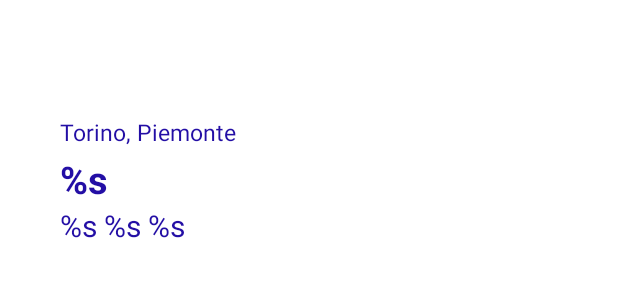
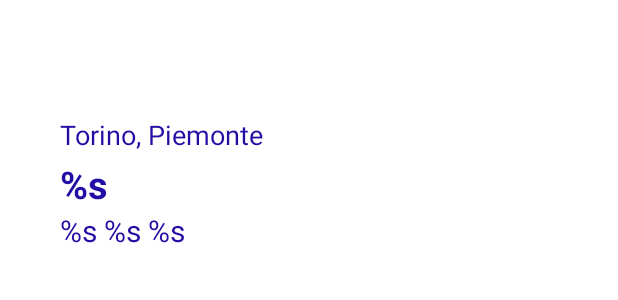
Before and after one commit to develhope/forecast_app_android3_team1, an Android app: the layout item_title.xml on its own in the app's theme, with its tools: preview values and no code run, on a phone screen of 412 x 824 dp. Shown: the top 300 px of the screen. Run offline under Robolectric (Android 15) with nearby library versions, the phone set to English and light mode, and no system bars.

Commit message:
other bug fix

```diff
--- a/app/src/main/java/co/develhope/meteoapp/ui/adapter/specificday/TitleViewHolder.kt
+++ b/app/src/main/java/co/develhope/meteoapp/ui/adapter/specificday/TitleViewHolder.kt
@@ -13,9 +13,9 @@ class TitleViewHolder(private val view: View) : RecyclerView.ViewHolder(view) {
     private val placeTitle: TextView = view.findViewById(R.id.title_place)
 
     fun bind(detailsTitle: SpecyfDayScreenItem.DetailsTitle) {
-        dayTitle.text =  "${detailsTitle.titleForecast.place.city},${detailsTitle.titleForecast.place.region}"
+        placeTitle.text =  "${detailsTitle.titleForecast.place.city},${detailsTitle.titleForecast.place.region}"
         dataTitle.text = itemView.context.getString(R.string.data_today, detailsTitle.titleForecast.date.dayOfWeek.name, detailsTitle.titleForecast.date.dayOfMonth.toString(),detailsTitle.titleForecast.date.month.name)
-        placeTitle.text = itemView.context.getString(R.string.simbol_virgola, detailsTitle.titleForecast.place,detailsTitle.titleForecast.place)
+        dayTitle.text = "Oggi,"
 
     }
 
--- a/app/src/main/res/layout/item_title.xml
+++ b/app/src/main/res/layout/item_title.xml
@@ -16,6 +16,7 @@
         android:layout_marginTop="61dp"
         android:layout_marginEnd="@dimen/margin_24"
         android:text="@string/place"
+        android:textSize="18sp"
         app:layout_constraintEnd_toEndOf="parent"
         app:layout_constraintStart_toStartOf="parent"
         app:layout_constraintTop_toTopOf="parent" />
```
